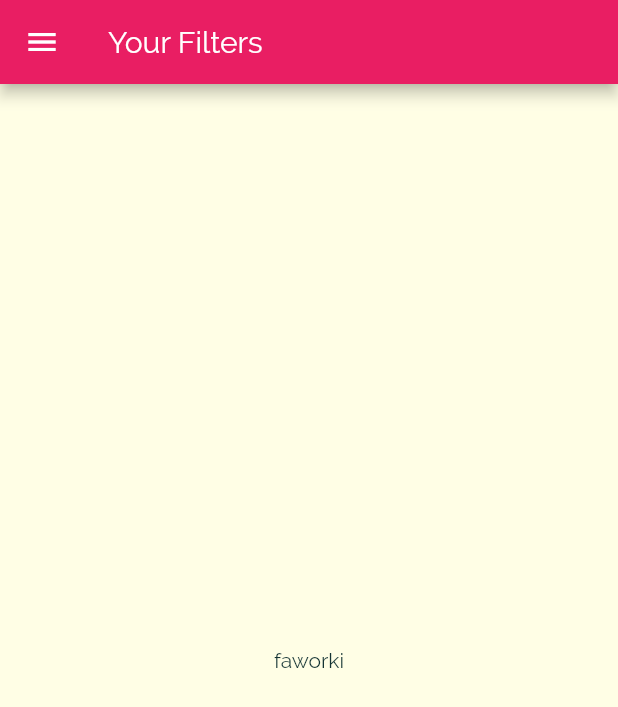
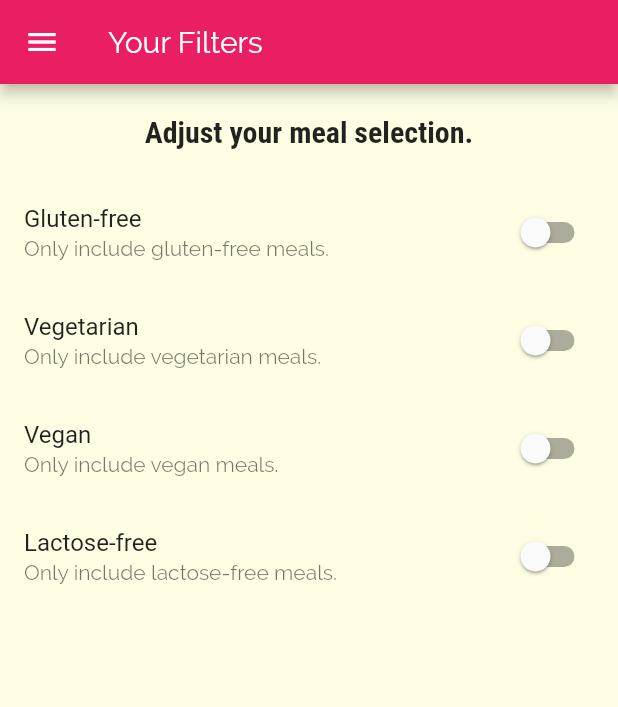
Before and after one commit to zagalapawel/meals_app, a Flutter app: the FiltersScreen screen opened by its route, on a phone screen of 412 x 824 dp. Shown: the top 707 px of the screen. Run offline on Flutter 3.47's test engine with Material 2 defaults, Android fonts, the phone set to English and light mode, and no system bars.

Commit message:
+filters_screen content

```diff
--- a/lib/screens/category_meals_screen.dart
+++ b/lib/screens/category_meals_screen.dart
@@ -14,7 +14,7 @@ class CategoryMealsScreen extends StatefulWidget {
 class _CategoryMealsScreenState extends State<CategoryMealsScreen> {
   String categoryTitle;
   List<Meal> displayedMeals;
-  bool _loadedInitData = false;
+  var _loadedInitData = false;
 
   @override
   void initState() {
--- a/lib/screens/filters_screen.dart
+++ b/lib/screens/filters_screen.dart
@@ -2,8 +2,33 @@ import 'package:flutter/material.dart';
 
 import '../widgets/main_drawer.dart';
 
-class FiltersScreen extends StatelessWidget {
+class FiltersScreen extends StatefulWidget {
   static const routeName = '/filters';
+
+  @override
+  _FiltersScreenState createState() => _FiltersScreenState();
+}
+
+class _FiltersScreenState extends State<FiltersScreen> {
+  var _glutenFree = false;
+  var _vegetarian = false;
+  var _vegan = false;
+  var _lactoseFree = false;
+
+  Widget _buildSwitchListTile(
+    bool currentValue,
+    String title,
+    String description,
+    Function updateValue,
+  ) {
+    return SwitchListTile(
+      title: Text(title),
+      value: currentValue,
+      subtitle: Text(description),
+      onChanged: updateValue,
+    );
+  }
+
   @override
   Widget build(BuildContext context) {
     return Scaffold(
@@ -11,8 +36,61 @@ class FiltersScreen extends StatelessWidget {
         title: Text('Your Filters'),
       ),
       drawer: MainDrawer(),
-      body: Center(
-        child: Text('faworki'),
+      body: Column(
+        children: <Widget>[
+          Container(
+            padding: EdgeInsets.all(20),
+            child: Text(
+              'Adjust your meal selection.',
+              style: Theme.of(context).textTheme.title,
+            ),
+          ),
+          Expanded(
+              child: ListView(
+            children: <Widget>[
+              _buildSwitchListTile(
+                _glutenFree,
+                'Gluten-free',
+                'Only include gluten-free meals.',
+                (newValue) {
+                  setState(() {
+                    _glutenFree = newValue;
+                  });
+                },
+              ),
+              _buildSwitchListTile(
+                _vegetarian,
+                'Vegetarian',
+                'Only include vegetarian meals.',
+                (newValue) {
+                  setState(() {
+                    _vegetarian = newValue;
+                  });
+                },
+              ),
+              _buildSwitchListTile(
+                _vegan,
+                'Vegan',
+                'Only include vegan meals.',
+                (newValue) {
+                  setState(() {
+                    _vegan = newValue;
+                  });
+                },
+              ),
+              _buildSwitchListTile(
+                _lactoseFree,
+                'Lactose-free',
+                'Only include lactose-free meals.',
+                (newValue) {
+                  setState(() {
+                    _lactoseFree = newValue;
+                  });
+                },
+              ),
+            ],
+          )),
+        ],
       ),
     );
   }
```
